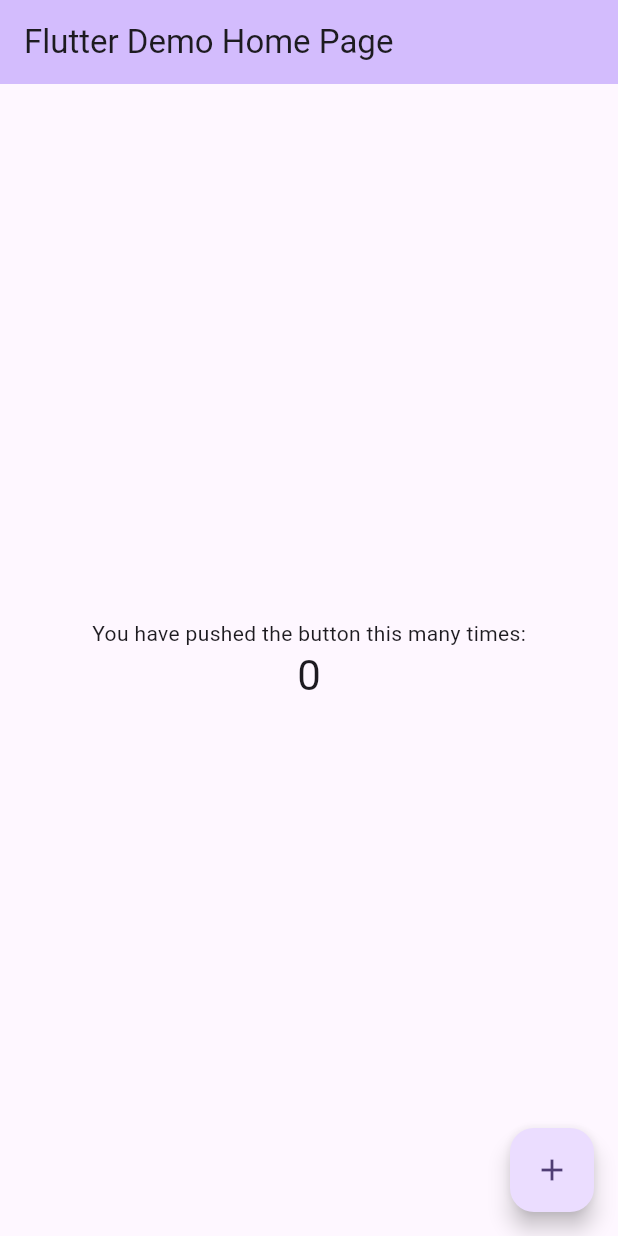
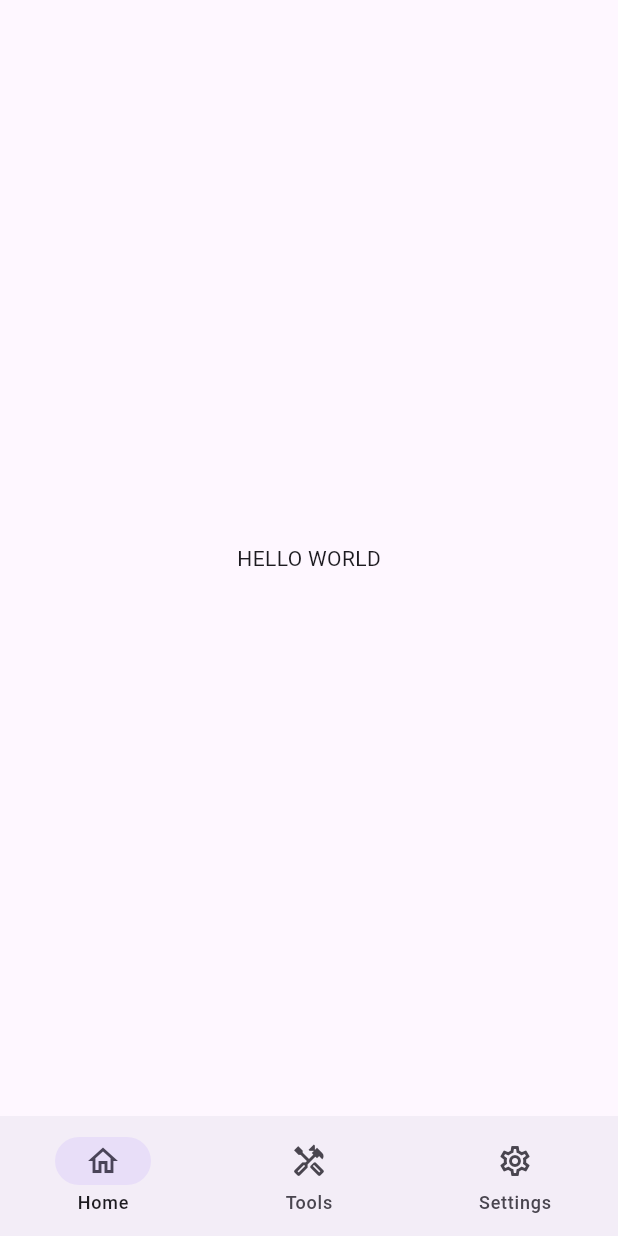
Before and after one commit to OpenSovereignChess/opensovereignchess-app, a Flutter app: the screen it shows after launch, on a phone screen of 412 x 824 dp. Run offline on Flutter 3.47's test engine with Material 3 defaults, Android fonts, the phone set to English and light mode, and no system bars; our stand-ins replace flutter_riverpod.

Commit message:
Add bottom nav scaffold

```diff
--- a/lib/main.dart
+++ b/lib/main.dart
@@ -1,9 +1,9 @@
 import 'package:flutter/material.dart';
 import 'package:flutter_riverpod/flutter_riverpod.dart';
+import 'package:opensovereignchess_app/src/app.dart';
 import 'package:opensovereignchess_app/src/log.dart';
 
 void main() {
-  // logging setup
   setupLogger();
 
   runApp(
@@ -11,7 +11,7 @@
       observers: [
         ProviderLogger(),
       ],
-      child: const MyApp(),
+      child: const Application(),
     ),
   );
 }
--- /dev/null
+++ b/lib/src/app.dart
@@ -0,0 +1,39 @@
+import 'package:flutter/material.dart';
+import 'package:opensovereignchess_app/src/navigation.dart';
+
+/// The main application widget.
+///
+/// This widget is the root of the application and is responsible for setting up
+/// the theme and global settings.
+class Application extends StatelessWidget {
+  const Application({super.key});
+
+  @override
+  Widget build(BuildContext context) {
+    return MaterialApp(
+      title: 'Sovereign Chess',
+      home: const _EntryPointWidget(),
+    );
+  }
+}
+
+/// The entry point widget for the application.
+///
+/// This widget needs to be a descendant of [MaterialApp] to be able to handle
+/// the [Navigator] properly.
+///
+/// This widget is responsible for setting up the bottom navigation scaffold and
+/// the main navigation routes.
+class _EntryPointWidget extends StatefulWidget {
+  const _EntryPointWidget();
+
+  @override
+  State<_EntryPointWidget> createState() => _EntryPointState();
+}
+
+class _EntryPointState extends State<_EntryPointWidget> {
+  @override
+  Widget build(BuildContext context) {
+    return const BottomNavScaffold();
+  }
+}
--- /dev/null
+++ b/lib/src/navigation.dart
@@ -0,0 +1,45 @@
+import 'package:flutter/material.dart';
+
+enum BottomTab {
+  home,
+  tools,
+  settings;
+
+  String get label {
+    return switch(this) {
+      BottomTab.home => 'Home',
+      BottomTab.tools => 'Tools',
+      BottomTab.settings => 'Settings',
+    };
+  }
+
+  IconData get icon {
+    return switch(this) {
+      BottomTab.home => Icons.home_outlined,
+      BottomTab.tools => Icons.handyman_outlined,
+      BottomTab.settings => Icons.settings_outlined,
+    };
+  }
+}
+
+class BottomNavScaffold extends StatelessWidget {
+  const BottomNavScaffold({super.key});
+
+  @override
+  Widget build(BuildContext context) {
+    return Scaffold(
+      body: Center(
+        child: Text('HELLO WORLD'),
+      ),
+      bottomNavigationBar: NavigationBar(
+        destinations: [
+          for (final tab in BottomTab.values)
+            NavigationDestination(
+              icon: Icon(tab.icon),
+              label: tab.label,
+            )
+        ],
+      ),
+    );
+  }
+}
```
